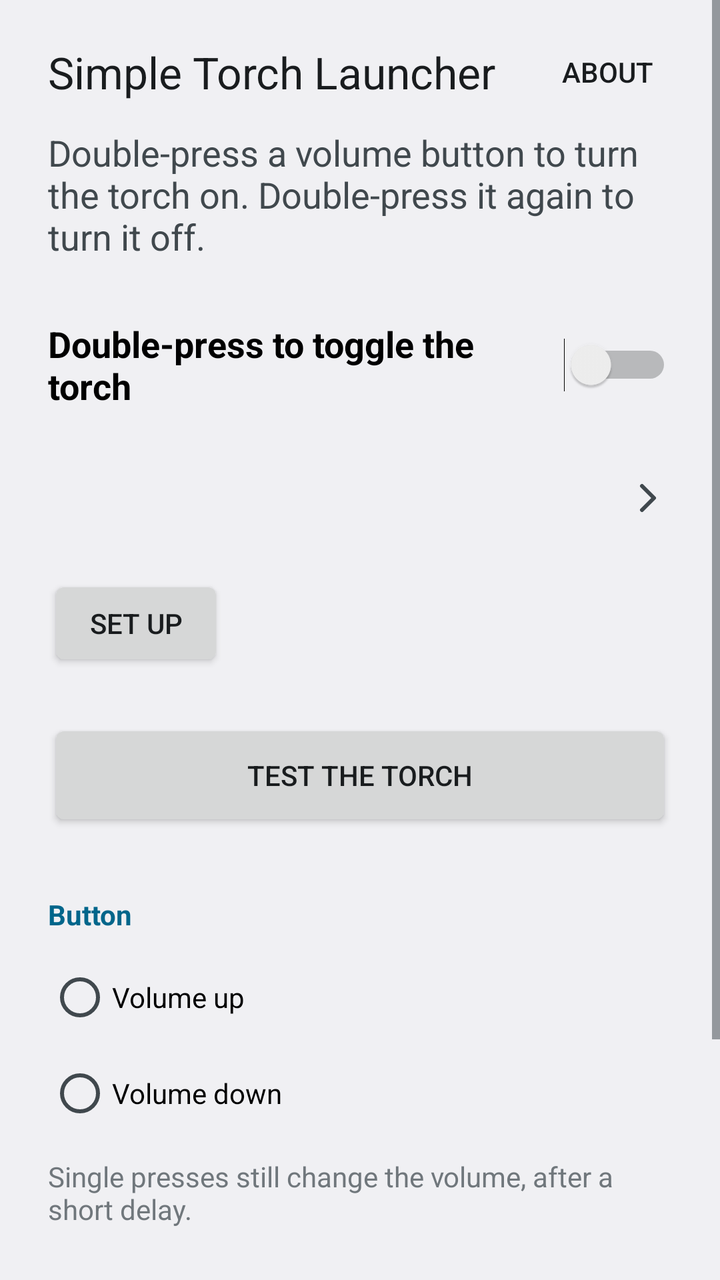
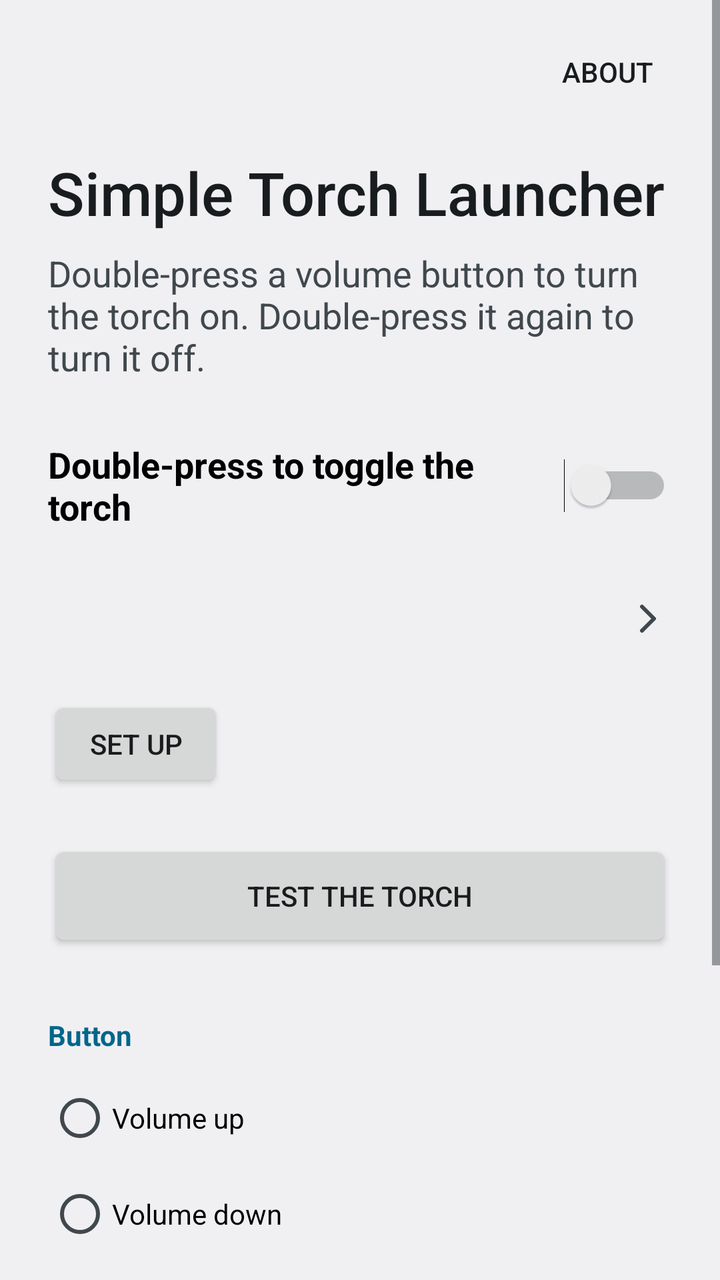

An Android layout rendered at two revisions. The XML below is the earlier revision; the diff shows what the commit changed to produce the second picture.
<!-- AndroidManifest.xml: application theme AppTheme -->
<!-- res/layout/activity_main.xml -->
<?xml version="1.0" encoding="utf-8"?>
<ScrollView xmlns:android="http://schemas.android.com/apk/res/android"
    android:id="@+id/root"
    android:layout_width="match_parent"
    android:layout_height="match_parent">

    <LinearLayout
        android:layout_width="match_parent"
        android:layout_height="wrap_content"
        android:orientation="vertical"
        android:paddingStart="24dp"
        android:paddingEnd="24dp"
        android:paddingBottom="24dp">

        <LinearLayout
            android:layout_width="match_parent"
            android:layout_height="wrap_content"
            android:layout_marginTop="12dp"
            android:gravity="center_vertical"
            android:orientation="horizontal">

            <TextView
                android:layout_width="0dp"
                android:layout_height="wrap_content"
                android:layout_weight="1"
                android:text="@string/app_name"
                android:textAppearance="?android:attr/textAppearanceLarge" />

            <Button
                android:id="@+id/about"
                style="?android:attr/borderlessButtonStyle"
                android:layout_width="wrap_content"
                android:layout_height="wrap_content"
                android:layout_marginEnd="-12dp"
                android:text="@string/about_title" />
        </LinearLayout>

        <TextView
            android:layout_width="wrap_content"
            android:layout_height="wrap_content"
            android:layout_marginTop="4dp"
            android:text="@string/intro"
            android:textAppearance="?android:attr/textAppearanceMedium" />

        <Switch
            android:id="@+id/enabled"
            android:layout_width="match_parent"
            android:layout_height="wrap_content"
            android:layout_marginTop="24dp"
            android:minHeight="56dp"
            android:text="@string/enabled"
            android:textAppearance="?android:attr/textAppearanceMedium"
            android:textStyle="bold" />

        
        <LinearLayout
            android:id="@+id/accessibility_row"
            android:layout_width="match_parent"
            android:layout_height="wrap_content"
            android:layout_marginTop="8dp"
            android:background="?android:attr/selectableItemBackground"
            android:gravity="center_vertical"
            android:minHeight="56dp"
            android:orientation="horizontal"
            android:paddingTop="8dp"
            android:paddingBottom="8dp">

            <LinearLayout
                android:layout_width="0dp"
                android:layout_height="wrap_content"
                android:layout_weight="1"
                android:orientation="vertical">

                <TextView
                    android:id="@+id/accessibility_status"
                    android:layout_width="wrap_content"
                    android:layout_height="wrap_content"
                    android:textAppearance="?android:attr/textAppearanceMedium" />

                <TextView
                    android:id="@+id/accessibility_summary"
                    android:layout_width="wrap_content"
                    android:layout_height="wrap_content"
                    android:layout_marginTop="2dp"
                    android:textAppearance="?android:attr/textAppearanceSmall" />
            </LinearLayout>

            <ImageView
                android:layout_width="24dp"
                android:layout_height="24dp"
                android:layout_marginStart="8dp"
                android:importantForAccessibility="no"
                android:src="@drawable/ic_chevron"
                android:tint="?android:attr/textColorSecondary" />
        </LinearLayout>

        <Button
            android:id="@+id/set_up"
            android:layout_width="wrap_content"
            android:layout_height="wrap_content"
            android:layout_marginTop="8dp"
            android:text="@string/set_up" />

        <ToggleButton
            android:id="@+id/torch"
            android:layout_width="match_parent"
            android:layout_height="wrap_content"
            android:layout_marginTop="24dp"
            android:background="@drawable/torch_button"
            android:minHeight="56dp"
            android:textColor="@color/torch_button_text"
            android:textOff="@string/torch_test"
            android:textOn="@string/torch_test" />

        <TextView
            style="@style/SectionHeader"
            android:text="@string/section_button" />

        <RadioGroup
            android:id="@+id/button"
            android:layout_width="match_parent"
            android:layout_height="wrap_content">

            <RadioButton
                android:id="@+id/volume_up"
                android:layout_width="match_parent"
                android:layout_height="wrap_content"
                android:minHeight="48dp"
                android:text="@string/volume_up" />

            <RadioButton
                android:id="@+id/volume_down"
                android:layout_width="match_parent"
                android:layout_height="wrap_content"
                android:minHeight="48dp"
                android:text="@string/volume_down" />
        </RadioGroup>

        <TextView
            style="@style/Note"
            android:text="@string/button_note" />

        <TextView
            style="@style/SectionHeader"
            android:text="@string/section_screen_off" />

        <Switch
            android:id="@+id/screen_off"
            android:layout_width="match_parent"
            android:layout_height="wrap_content"
            android:minHeight="48dp"
            android:text="@string/screen_off"
            android:textAppearance="?android:attr/textAppearanceMedium" />

        <TextView
            style="@style/Note"
            android:text="@string/screen_off_note" />

    </LinearLayout>
</ScrollView>
<!-- resources referenced by this layout -->
<resources>
  <!-- drawable ic_chevron (drawable) -->
  <?xml version="1.0" encoding="utf-8"?>
  <vector xmlns:android="http://schemas.android.com/apk/res/android"
      android:width="24dp"
      android:height="24dp"
      android:autoMirrored="true"
      android:viewportWidth="24"
      android:viewportHeight="24">
  
      <path
          android:pathData="M9,6 L15,12 L9,18"
          android:strokeWidth="2"
          android:strokeColor="#FF000000"
          android:strokeLineCap="round"
          android:strokeLineJoin="round" />
  </vector>
  <string name="about_title">About</string>
  <string name="app_name">Simple Torch Launcher</string>
  <string name="button_note">Single presses still change the volume, after a short delay.</string>
  <string name="enabled">Double-press to toggle the torch</string>
  <string name="intro">Double-press a volume button to turn the torch on. Double-press it again to turn it off.</string>
  <string name="screen_off">Also work when the screen is off</string>
  <string name="screen_off_note">Experimental. Works on many phones but not all, and not while music or other audio is playing.</string>
  <string name="section_button">Button</string>
  <string name="section_screen_off">Screen off</string>
  <string name="set_up">Set up</string>
  <string name="torch_test">Test the torch</string>
  <string name="volume_down">Volume down</string>
  <string name="volume_up">Volume up</string>
  <style name="Note">
          <item name="android:layout_width">wrap_content</item>
          <item name="android:layout_height">wrap_content</item>
          <item name="android:layout_marginTop">8dp</item>
          <item name="android:textAppearance">?android:attr/textAppearanceSmall</item>
      </style>
  <style name="SectionHeader">
          <item name="android:layout_width">wrap_content</item>
          <item name="android:layout_height">wrap_content</item>
          <item name="android:layout_marginTop">32dp</item>
          <item name="android:layout_marginBottom">8dp</item>
          <item name="android:textAppearance">?android:attr/textAppearanceSmall</item>
          <item name="android:textColor">?android:attr/colorAccent</item>
          <item name="android:textStyle">bold</item>
          <item name="android:accessibilityHeading" tools:targetApi="28">true</item>
      </style>
  <style name="AppTheme" parent="android:Theme.DeviceDefault.Light.NoActionBar">
          
          <item name="android:statusBarColor">?android:attr/colorBackground</item>
          <item name="android:navigationBarColor" tools:targetApi="27">?android:attr/colorBackground</item>
          <item name="android:windowLightStatusBar">true</item>
          <item name="android:windowLightNavigationBar" tools:targetApi="27">true</item>
      </style>
  <!-- unchanged entries left out for length: 1 -->
</resources>

<!-- the commit's change to res/layout/activity_main.xml (unified diff, before → after) -->
@@ -1,5 +1,6 @@
 <?xml version="1.0" encoding="utf-8"?>
 <ScrollView xmlns:android="http://schemas.android.com/apk/res/android"
+    xmlns:tools="http://schemas.android.com/tools"
     android:id="@+id/root"
     android:layout_width="match_parent"
     android:layout_height="match_parent">
@@ -19,12 +20,16 @@
             android:gravity="center_vertical"
             android:orientation="horizontal">
 
-            <TextView
+            <ImageView
+                android:layout_width="40dp"
+                android:layout_height="40dp"
+                android:importantForAccessibility="no"
+                android:src="@drawable/ic_launcher" />
+
+            <View
                 android:layout_width="0dp"
-                android:layout_height="wrap_content"
-                android:layout_weight="1"
-                android:text="@string/app_name"
-                android:textAppearance="?android:attr/textAppearanceLarge" />
+                android:layout_height="0dp"
+                android:layout_weight="1" />
 
             <Button
                 android:id="@+id/about"
@@ -38,7 +43,18 @@
         <TextView
             android:layout_width="wrap_content"
             android:layout_height="wrap_content"
-            android:layout_marginTop="4dp"
+            android:layout_marginTop="16dp"
+            android:accessibilityHeading="true"
+            android:fontFamily="sans-serif-medium"
+            android:text="@string/app_name"
+            android:textColor="?android:attr/textColorPrimary"
+            android:textSize="30sp"
+            tools:targetApi="28" />
+
+        <TextView
+            android:layout_width="wrap_content"
+            android:layout_height="wrap_content"
+            android:layout_marginTop="8dp"
             android:text="@string/intro"
             android:textAppearance="?android:attr/textAppearanceMedium" />
 
<!-- resource entries referenced after the edit -->
@@ -16,6 +16,16 @@
           android:strokeLineCap="round"
           android:strokeLineJoin="round" />
   </vector>
+  <!-- drawable ic_launcher (drawable) -->
+  <?xml version="1.0" encoding="utf-8"?>
+  <layer-list xmlns:android="http://schemas.android.com/apk/res/android">
+      <item>
+          <shape android:shape="oval">
+              <solid android:color="@color/ic_launcher_background" />
+          </shape>
+      </item>
+      <item android:drawable="@drawable/ic_launcher_foreground" />
+  </layer-list>
   <string name="about_title">About</string>
   <string name="app_name">Simple Torch Launcher</string>
   <string name="button_note">Single presses still change the volume, after a short delay.</string>
@@ -52,6 +62,30 @@
           <item name="android:windowLightStatusBar">true</item>
           <item name="android:windowLightNavigationBar" tools:targetApi="27">true</item>
       </style>
+  <color name="ic_launcher_background">#1E2A38</color>
+  <!-- drawable ic_launcher_foreground (drawable) -->
+  <?xml version="1.0" encoding="utf-8"?>
+  <vector xmlns:android="http://schemas.android.com/apk/res/android"
+      android:width="108dp"
+      android:height="108dp"
+      android:viewportWidth="108"
+      android:viewportHeight="108">
+  
+      <path
+          android:pathData="M54,23 L54,32 M37,29 L42,36 M71,29 L66,36"
+          android:strokeWidth="4"
+          android:strokeColor="#FFC107"
+          android:strokeLineCap="round" />
+  
+      <path
+          android:fillColor="#FFFFFF"
+          android:pathData="M40,41 L68,41 L62,53 L46,53 Z" />
+  
+      
+      <path
+          android:fillColor="#FFFFFF"
+          android:pathData="M49,55 L59,55 Q61,55 61,57 L61,80 Q61,82 59,82 L49,82 Q47,82 47,80 L47,57 Q47,55 49,55 Z M51,64 A3,3 0 1,0 57,64 A3,3 0 1,0 51,64 Z" />
+  </vector>
   <!-- unchanged entries left out for length: 1 -->
 </resources>
 
